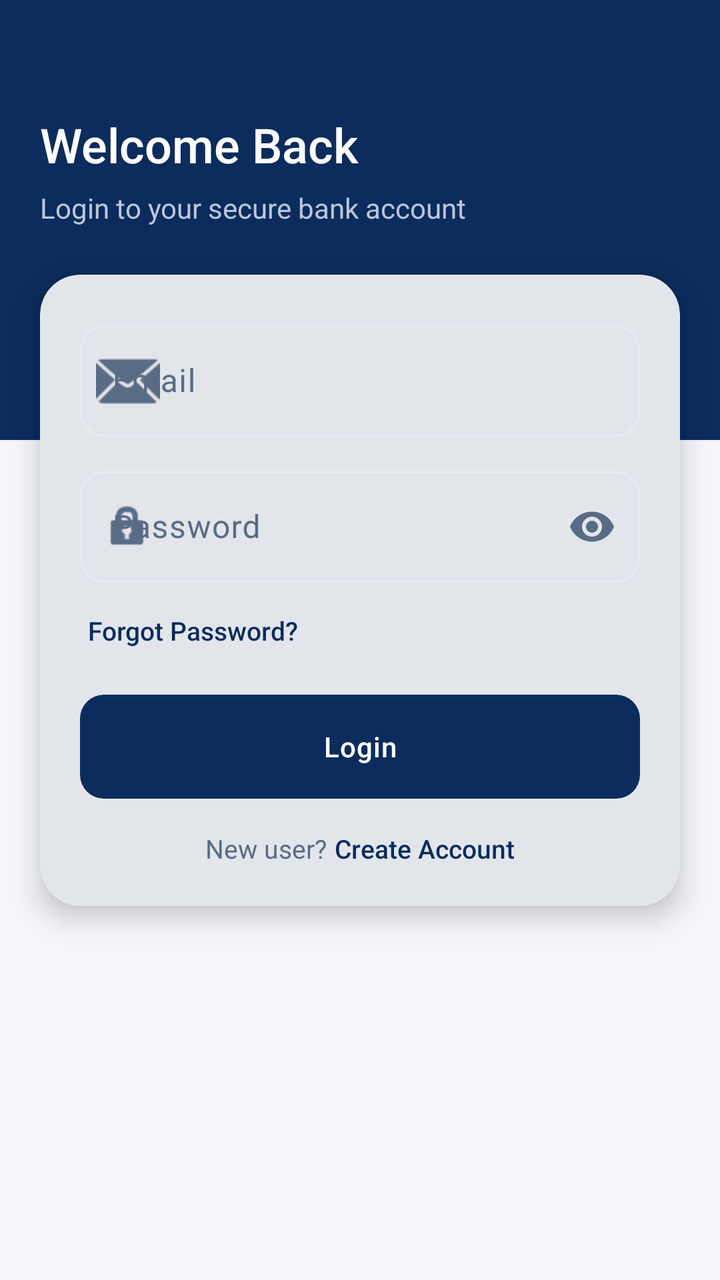
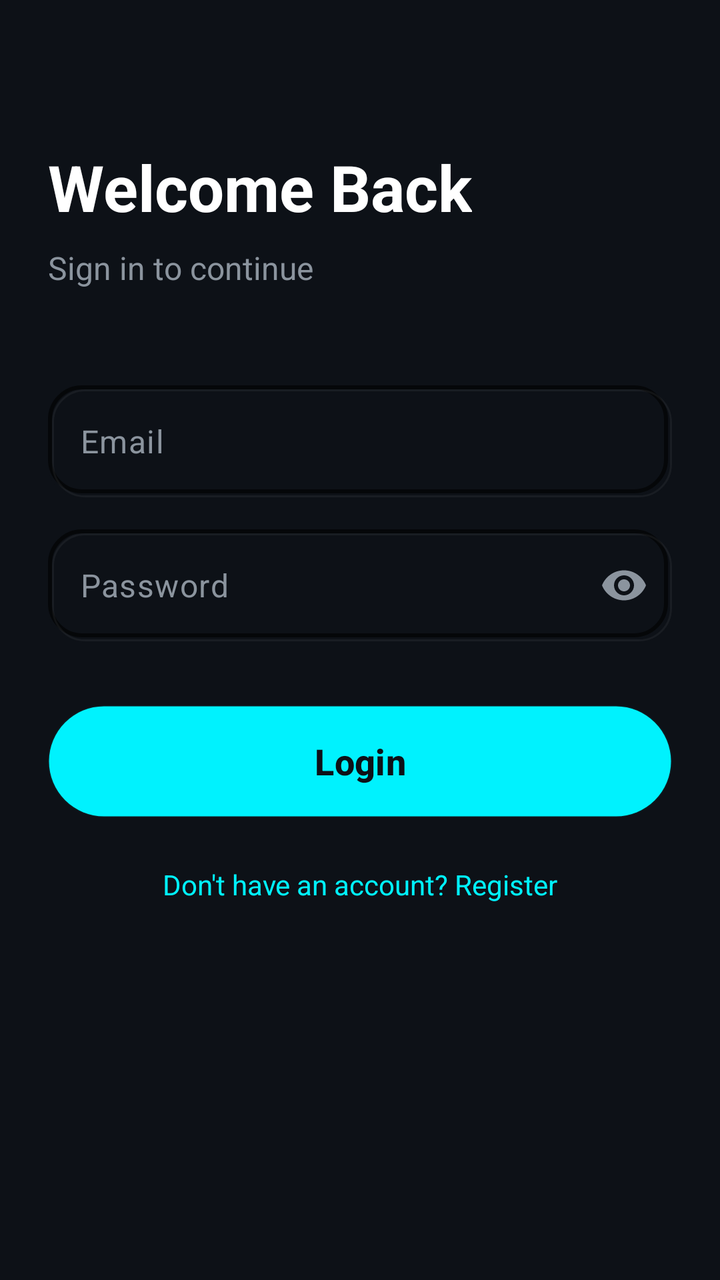

Screens rendered from an Android XML layout before and after an edit, with the pre-edit source and the edit as a unified diff.
<!-- AndroidManifest.xml: application theme Theme.EnSarkBank -->
<!-- res/layout/activity_login.xml -->
<?xml version="1.0" encoding="utf-8"?>
<androidx.constraintlayout.widget.ConstraintLayout xmlns:android="http://schemas.android.com/apk/res/android"
    xmlns:app="http://schemas.android.com/apk/res-auto"
    android:layout_width="match_parent"
    android:layout_height="match_parent"
    android:background="@color/background">

    <ScrollView
        android:layout_width="0dp"
        android:layout_height="0dp"
        android:fillViewport="true"
        app:layout_constraintBottom_toBottomOf="parent"
        app:layout_constraintEnd_toEndOf="parent"
        app:layout_constraintStart_toStartOf="parent"
        app:layout_constraintTop_toTopOf="parent">

        <androidx.constraintlayout.widget.ConstraintLayout
            android:layout_width="match_parent"
            android:layout_height="wrap_content"
            android:paddingBottom="24dp">

            <View
                android:id="@+id/backdrop"
                android:layout_width="0dp"
                android:layout_height="220dp"
                android:background="@color/brand_primary"
                app:layout_constraintEnd_toEndOf="parent"
                app:layout_constraintStart_toStartOf="parent"
                app:layout_constraintTop_toTopOf="parent" />

            <TextView
                android:id="@+id/title"
                android:layout_width="0dp"
                android:layout_height="wrap_content"
                android:layout_marginStart="@dimen/screen_margin"
                android:layout_marginEnd="@dimen/screen_margin"
                android:layout_marginTop="56dp"
                android:text="@string/welcome_back_title"
                android:textColor="@color/on_primary"
                android:textSize="24sp"
                android:fontFamily="sans-serif-medium"
                app:layout_constraintEnd_toEndOf="parent"
                app:layout_constraintStart_toStartOf="parent"
                app:layout_constraintTop_toTopOf="parent" />

            <TextView
                android:id="@+id/subtitle"
                android:layout_width="0dp"
                android:layout_height="wrap_content"
                android:layout_marginTop="6dp"
                android:text="@string/login_subtitle"
                android:textColor="@color/on_primary_muted"
                android:textSize="14sp"
                app:layout_constraintEnd_toEndOf="parent"
                app:layout_constraintStart_toStartOf="@id/title"
                app:layout_constraintTop_toBottomOf="@id/title" />

            <com.google.android.material.card.MaterialCardView
                style="@style/Widget.EnsarkBank.Card.Balance"
                android:layout_width="0dp"
                android:layout_height="wrap_content"
                android:layout_marginStart="@dimen/screen_margin"
                android:layout_marginEnd="@dimen/screen_margin"
                android:layout_marginTop="24dp"
                app:layout_constraintEnd_toEndOf="parent"
                app:layout_constraintStart_toStartOf="parent"
                app:layout_constraintTop_toBottomOf="@id/subtitle">

                <LinearLayout
                    android:layout_width="match_parent"
                    android:layout_height="wrap_content"
                    android:orientation="vertical">

                    <com.google.android.material.textfield.TextInputLayout
                        android:id="@+id/tilEmail"
                        style="@style/Widget.EnsarkBank.TextInputLayout"
                        android:layout_width="match_parent"
                        android:layout_height="wrap_content"
                        android:hint="@string/email"
                        app:startIconDrawable="@android:drawable/ic_dialog_email">

                        <com.google.android.material.textfield.TextInputEditText
                            android:id="@+id/etEmail"
                            android:layout_width="match_parent"
                            android:layout_height="wrap_content"
                            android:inputType="textEmailAddress" />
                    </com.google.android.material.textfield.TextInputLayout>

                    <com.google.android.material.textfield.TextInputLayout
                        android:id="@+id/tilPassword"
                        style="@style/Widget.EnsarkBank.TextInputLayout"
                        android:layout_width="match_parent"
                        android:layout_height="wrap_content"
                        android:layout_marginTop="12dp"
                        android:hint="@string/password"
                        app:endIconMode="password_toggle"
                        app:startIconDrawable="@android:drawable/ic_lock_idle_lock">

                        <com.google.android.material.textfield.TextInputEditText
                            android:id="@+id/etPassword"
                            android:layout_width="match_parent"
                            android:layout_height="wrap_content"
                            android:inputType="textPassword" />
                    </com.google.android.material.textfield.TextInputLayout>

                    <TextView
                        android:id="@+id/tvForgot"
                        android:layout_width="wrap_content"
                        android:layout_height="48dp"
                        android:gravity="center_vertical"
                        android:paddingStart="4dp"
                        android:text="@string/forgot_password"
                        android:textColor="@color/brand_primary"
                        android:textSize="13sp"
                        android:fontFamily="sans-serif-medium" />

                    <com.google.android.material.button.MaterialButton
                        android:id="@+id/btnLogin"
                        style="@style/Widget.EnsarkBank.Button.Primary"
                        android:layout_width="match_parent"
                        android:layout_height="wrap_content"
                        android:layout_marginTop="8dp"
                        android:text="@string/login" />

                    <LinearLayout
                        android:layout_width="match_parent"
                        android:layout_height="wrap_content"
                        android:gravity="center"
                        android:layout_marginTop="16dp"
                        android:orientation="horizontal">

                        <TextView
                            android:layout_width="wrap_content"
                            android:layout_height="wrap_content"
                            android:text="@string/new_user_prompt"
                            android:textColor="@color/text_secondary"
                            android:textSize="13sp" />

                        <TextView
                            android:id="@+id/tvRegister"
                            android:layout_width="wrap_content"
                            android:layout_height="wrap_content"
                            android:paddingStart="4dp"
                            android:text="@string/create_account"
                            android:textColor="@color/brand_primary"
                            android:textSize="13sp"
                            android:fontFamily="sans-serif-medium" />
                    </LinearLayout>

                </LinearLayout>
            </com.google.android.material.card.MaterialCardView>

        </androidx.constraintlayout.widget.ConstraintLayout>
    </ScrollView>

    <ProgressBar
        android:id="@+id/progress"
        android:layout_width="32dp"
        android:layout_height="32dp"
        android:visibility="gone"
        app:layout_constraintBottom_toBottomOf="parent"
        app:layout_constraintEnd_toEndOf="parent"
        app:layout_constraintStart_toStartOf="parent"
        app:layout_constraintTop_toTopOf="parent" />

</androidx.constraintlayout.widget.ConstraintLayout>
<!-- resources referenced by this layout -->
<resources>
  <color name="background">#F4F6FA</color>
  <color name="brand_primary">#0B2C5C</color>
  <color name="on_primary">#FFFFFF</color>
  <color name="on_primary_muted">#B9C6DC</color>
  <color name="text_secondary">#5A6B85</color>
  <dimen name="screen_margin">20dp</dimen>
  <string name="create_account">Create Account</string>
  <string name="forgot_password">Forgot Password?</string>
  <string name="login_subtitle">Login to your secure bank account</string>
  <string name="new_user_prompt">New user? </string>
  <string name="welcome_back_title">Welcome Back</string>
  <style name="Widget.EnsarkBank.Button.Primary">
          <item name="backgroundTint">@color/brand_primary</item>
          <item name="android:textColor">@color/on_primary</item>
      </style>
  <style name="Widget.EnsarkBank.Card.Balance">
          <item name="cardCornerRadius">@dimen/corner_hero</item>
          <item name="cardElevation">@dimen/elevation_hero</item>
          <item name="contentPadding">@dimen/card_padding_hero</item>
      </style>
  <style name="Widget.EnsarkBank.TextInputLayout" parent="Widget.Material3.TextInputLayout.OutlinedBox">
          <item name="boxCornerRadiusTopStart">@dimen/corner_input</item>
          <item name="boxCornerRadiusTopEnd">@dimen/corner_input</item>
          <item name="boxCornerRadiusBottomStart">@dimen/corner_input</item>
          <item name="boxCornerRadiusBottomEnd">@dimen/corner_input</item>
          <item name="boxStrokeColor">@color/text_input_stroke</item>
          <item name="boxStrokeErrorColor">@color/danger</item>
          <item name="hintTextColor">@color/brand_primary</item>
          <item name="android:minHeight">@dimen/input_height</item>
      </style>
  <style name="Theme.EnSarkBank" parent="Theme.Material3.Light.NoActionBar">
          
          <item name="colorPrimary">@color/brand_primary</item>
          <item name="colorOnPrimary">@color/on_primary</item>
          <item name="colorPrimaryContainer">@color/brand_primary_soft</item>
          <item name="colorOnPrimaryContainer">@color/brand_primary</item>
          <item name="colorSecondary">@color/brand_primary_light</item>
          <item name="colorOnSecondary">@color/on_primary</item>
          <item name="colorSecondaryContainer">@color/brand_primary_soft</item>
          <item name="colorOnSecondaryContainer">@color/brand_primary</item>
  
          
          <item name="android:colorBackground">@color/background</item>
          <item name="colorSurface">@color/surface</item>
          <item name="colorOnSurface">@color/text_primary</item>
          <item name="colorOnSurfaceVariant">@color/text_secondary</item>
          <item name="colorOutline">@color/divider</item>
          <item name="colorError">@color/danger</item>
  
          
          <item name="android:statusBarColor">@color/brand_primary</item>
          <item name="android:navigationBarColor">@color/surface</item>
          <item name="android:windowLightStatusBar">false</item>
          <item name="android:windowLightNavigationBar">false</item>
  
          
          <item name="materialCardViewStyle">@style/Widget.EnsarkBank.Card</item>
          <item name="textInputStyle">@style/Widget.EnsarkBank.TextInputLayout</item>
      </style>
  <dimen name="corner_hero">20dp</dimen>
  <dimen name="elevation_hero">8dp</dimen>
  <dimen name="card_padding_hero">20dp</dimen>
  <dimen name="corner_input">12dp</dimen>
  <color name="danger">#C4362E</color>
  <dimen name="input_height">56dp</dimen>
  <color name="brand_primary_soft">#1A0B2C5C</color>
  <color name="brand_primary_light">#1E4C8C</color>
  <color name="surface">#FFFFFF</color>
  <color name="text_primary">#12203D</color>
  <color name="divider">#E7EBF3</color>
  <style name="Widget.EnsarkBank.Card" parent="Widget.Material3.CardView.Elevated">
          <item name="cardCornerRadius">@dimen/corner_card</item>
          <item name="cardElevation">@dimen/elevation_card</item>
          <item name="cardBackgroundColor">@color/surface</item>
          <item name="rippleColor">@color/brand_primary_soft</item>
          <item name="contentPadding">@dimen/card_padding</item>
          <item name="android:clickable">true</item>
          <item name="android:focusable">true</item>
      </style>
  <dimen name="corner_card">16dp</dimen>
  <dimen name="elevation_card">2dp</dimen>
  <dimen name="card_padding">16dp</dimen>
  <!-- unchanged entries left out for length: 3 -->
</resources>

<!-- the commit's change to res/layout/activity_login.xml (unified diff, before → after) -->
@@ -3,164 +3,103 @@
     xmlns:app="http://schemas.android.com/apk/res-auto"
     android:layout_width="match_parent"
     android:layout_height="match_parent"
-    android:background="@color/background">
+    android:background="@color/primary_background"
+    android:padding="24dp">
 
-    <ScrollView
-        android:layout_width="0dp"
-        android:layout_height="0dp"
-        android:fillViewport="true"
-        app:layout_constraintBottom_toBottomOf="parent"
-        app:layout_constraintEnd_toEndOf="parent"
-        app:layout_constraintStart_toStartOf="parent"
-        app:layout_constraintTop_toTopOf="parent">
-
-        <androidx.constraintlayout.widget.ConstraintLayout
-            android:layout_width="match_parent"
-            android:layout_height="wrap_content"
-            android:paddingBottom="24dp">
-
-            <View
-                android:id="@+id/backdrop"
-                android:layout_width="0dp"
-                android:layout_height="220dp"
-                android:background="@color/brand_primary"
-                app:layout_constraintEnd_toEndOf="parent"
-                app:layout_constraintStart_toStartOf="parent"
-                app:layout_constraintTop_toTopOf="parent" />
-
-            <TextView
-                android:id="@+id/title"
-                android:layout_width="0dp"
-                android:layout_height="wrap_content"
-                android:layout_marginStart="@dimen/screen_margin"
-                android:layout_marginEnd="@dimen/screen_margin"
-                android:layout_marginTop="56dp"
-                android:text="@string/welcome_back_title"
-                android:textColor="@color/on_primary"
-                android:textSize="24sp"
-                android:fontFamily="sans-serif-medium"
-                app:layout_constraintEnd_toEndOf="parent"
-                app:layout_constraintStart_toStartOf="parent"
-                app:layout_constraintTop_toTopOf="parent" />
-
-            <TextView
-                android:id="@+id/subtitle"
-                android:layout_width="0dp"
-                android:layout_height="wrap_content"
-                android:layout_marginTop="6dp"
-                android:text="@string/login_subtitle"
-                android:textColor="@color/on_primary_muted"
-                android:textSize="14sp"
-                app:layout_constraintEnd_toEndOf="parent"
-                app:layout_constraintStart_toStartOf="@id/title"
-                app:layout_constraintTop_toBottomOf="@id/title" />
-
-            <com.google.android.material.card.MaterialCardView
-                style="@style/Widget.EnsarkBank.Card.Balance"
-                android:layout_width="0dp"
-                android:layout_height="wrap_content"
-                android:layout_marginStart="@dimen/screen_margin"
-                android:layout_marginEnd="@dimen/screen_margin"
-                android:layout_marginTop="24dp"
-                app:layout_constraintEnd_toEndOf="parent"
-                app:layout_constraintStart_toStartOf="parent"
-                app:layout_constraintTop_toBottomOf="@id/subtitle">
-
-                <LinearLayout
-                    android:layout_width="match_parent"
-                    android:layout_height="wrap_content"
-                    android:orientation="vertical">
-
-                    <com.google.android.material.textfield.TextInputLayout
-                        android:id="@+id/tilEmail"
-                        style="@style/Widget.EnsarkBank.TextInputLayout"
-                        android:layout_width="match_parent"
-                        android:layout_height="wrap_content"
-                        android:hint="@string/email"
-                        app:startIconDrawable="@android:drawable/ic_dialog_email">
-
-                        <com.google.android.material.textfield.TextInputEditText
-                            android:id="@+id/etEmail"
-                            android:layout_width="match_parent"
-                            android:layout_height="wrap_content"
-                            android:inputType="textEmailAddress" />
-                    </com.google.android.material.textfield.TextInputLayout>
-
-                    <com.google.android.material.textfield.TextInputLayout
-                        android:id="@+id/tilPassword"
-                        style="@style/Widget.EnsarkBank.TextInputLayout"
-                        android:layout_width="match_parent"
-                        android:layout_height="wrap_content"
-                        android:layout_marginTop="12dp"
-                        android:hint="@string/password"
-                        app:endIconMode="password_toggle"
-                        app:startIconDrawable="@android:drawable/ic_lock_idle_lock">
-
-                        <com.google.android.material.textfield.TextInputEditText
-                            android:id="@+id/etPassword"
-                            android:layout_width="match_parent"
-                            android:layout_height="wrap_content"
-                            android:inputType="textPassword" />
-                    </com.google.android.material.textfield.TextInputLayout>
-
-                    <TextView
-                        android:id="@+id/tvForgot"
-                        android:layout_width="wrap_content"
-                        android:layout_height="48dp"
-                        android:gravity="center_vertical"
-                        android:paddingStart="4dp"
-                        android:text="@string/forgot_password"
-                        android:textColor="@color/brand_primary"
-                        android:textSize="13sp"
-                        android:fontFamily="sans-serif-medium" />
-
-                    <com.google.android.material.button.MaterialButton
-                        android:id="@+id/btnLogin"
-                        style="@style/Widget.EnsarkBank.Button.Primary"
-                        android:layout_width="match_parent"
-                        android:layout_height="wrap_content"
-                        android:layout_marginTop="8dp"
-                        android:text="@string/login" />
-
-                    <LinearLayout
-                        android:layout_width="match_parent"
-                        android:layout_height="wrap_content"
-                        android:gravity="center"
-                        android:layout_marginTop="16dp"
-                        android:orientation="horizontal">
-
-                        <TextView
-                            android:layout_width="wrap_content"
-                            android:layout_height="wrap_content"
-                            android:text="@string/new_user_prompt"
-                            android:textColor="@color/text_secondary"
-                            android:textSize="13sp" />
-
-                        <TextView
-                            android:id="@+id/tvRegister"
-                            android:layout_width="wrap_content"
-                            android:layout_height="wrap_content"
-                            android:paddingStart="4dp"
-                            android:text="@string/create_account"
-                            android:textColor="@color/brand_primary"
-                            android:textSize="13sp"
-                            android:fontFamily="sans-serif-medium" />
-                    </LinearLayout>
-
-                </LinearLayout>
-            </com.google.android.material.card.MaterialCardView>
-
-        </androidx.constraintlayout.widget.ConstraintLayout>
-    </ScrollView>
-
-    <ProgressBar
-        android:id="@+id/progress"
-        android:layout_width="32dp"
-        android:layout_height="32dp"
-        android:visibility="gone"
-        app:layout_constraintBottom_toBottomOf="parent"
-        app:layout_constraintEnd_toEndOf="parent"
+    <TextView
+        android:id="@+id/welcomeTitle"
+        android:layout_width="wrap_content"
+        android:layout_height="wrap_content"
+        android:layout_marginTop="48dp"
+        android:text="@string/welcome_back"
+        android:textColor="@color/text_primary"
+        android:textSize="32sp"
+        android:textStyle="bold"
         app:layout_constraintStart_toStartOf="parent"
         app:layout_constraintTop_toTopOf="parent" />
 
+    <TextView
+        android:id="@+id/subtitle"
+        android:layout_width="wrap_content"
+        android:layout_height="wrap_content"
+        android:layout_marginTop="8dp"
+        android:text="@string/sign_in_to_continue"
+        android:textColor="@color/text_secondary"
+        android:textSize="16sp"
+        app:layout_constraintStart_toStartOf="parent"
+        app:layout_constraintTop_toBottomOf="@id/welcomeTitle" />
+
+    <LinearLayout
+        android:id="@+id/inputContainer"
+        android:layout_width="match_parent"
+        android:layout_height="wrap_content"
+        android:layout_marginTop="48dp"
+        android:orientation="vertical"
+        app:layout_constraintTop_toBottomOf="@id/subtitle">
+
+        
+        <com.google.android.material.textfield.TextInputLayout
+            android:layout_width="match_parent"
+            android:layout_height="wrap_content"
+            android:layout_marginBottom="16dp"
+            app:hintEnabled="false">
+
+            <com.google.android.material.textfield.TextInputEditText
+                android:id="@+id/emailEditText"
+                android:layout_width="match_parent"
+                android:layout_height="56dp"
+                android:background="@drawable/neumorphic_recessed"
+                android:hint="@string/email"
+                android:inputType="textEmailAddress"
+                android:padding="16dp"
+                android:textColor="@color/text_primary"
+                android:textColorHint="@color/text_secondary" />
+        </com.google.android.material.textfield.TextInputLayout>
+
+        
+        <com.google.android.material.textfield.TextInputLayout
+            android:layout_width="match_parent"
+            android:layout_height="wrap_content"
+            app:hintEnabled="false"
+            app:passwordToggleEnabled="true"
+            app:passwordToggleTint="@color/text_secondary">
+
+            <com.google.android.material.textfield.TextInputEditText
+                android:id="@+id/passwordEditText"
+                android:layout_width="match_parent"
+                android:layout_height="56dp"
+                android:background="@drawable/neumorphic_recessed"
+                android:hint="@string/password"
+                android:inputType="textPassword"
+                android:padding="16dp"
+                android:textColor="@color/text_primary"
+                android:textColorHint="@color/text_secondary" />
+        </com.google.android.material.textfield.TextInputLayout>
+
+    </LinearLayout>
+
+    <Button
+        android:id="@+id/loginButton"
+        android:layout_width="match_parent"
+        android:layout_height="56dp"
+        android:layout_marginTop="32dp"
+        android:background="@drawable/neumorphic_button_selector"
+        android:text="@string/login"
+        android:textAllCaps="false"
+        android:textColor="@color/primary_background"
+        android:textSize="18sp"
+        android:textStyle="bold"
+        app:layout_constraintTop_toBottomOf="@id/inputContainer" />
+
+    <TextView
+        android:id="@+id/registerLink"
+        android:layout_width="wrap_content"
+        android:layout_height="wrap_content"
+        android:layout_marginTop="24dp"
+        android:text="Don't have an account? Register"
+        android:textColor="@color/electric_cyan"
+        app:layout_constraintEnd_toEndOf="parent"
+        app:layout_constraintStart_toStartOf="parent"
+        app:layout_constraintTop_toBottomOf="@id/loginButton" />
+
 </androidx.constraintlayout.widget.ConstraintLayout>
<!-- resource entries referenced after the edit -->
@@ -1,87 +1,105 @@
 <!-- resources referenced by this layout -->
 <resources>
-  <color name="background">#F4F6FA</color>
-  <color name="brand_primary">#0B2C5C</color>
-  <color name="on_primary">#FFFFFF</color>
-  <color name="on_primary_muted">#B9C6DC</color>
-  <color name="text_secondary">#5A6B85</color>
-  <dimen name="screen_margin">20dp</dimen>
-  <string name="create_account">Create Account</string>
-  <string name="forgot_password">Forgot Password?</string>
-  <string name="login_subtitle">Login to your secure bank account</string>
-  <string name="new_user_prompt">New user? </string>
-  <string name="welcome_back_title">Welcome Back</string>
-  <style name="Widget.EnsarkBank.Button.Primary">
-          <item name="backgroundTint">@color/brand_primary</item>
-          <item name="android:textColor">@color/on_primary</item>
-      </style>
-  <style name="Widget.EnsarkBank.Card.Balance">
-          <item name="cardCornerRadius">@dimen/corner_hero</item>
-          <item name="cardElevation">@dimen/elevation_hero</item>
-          <item name="contentPadding">@dimen/card_padding_hero</item>
-      </style>
-  <style name="Widget.EnsarkBank.TextInputLayout" parent="Widget.Material3.TextInputLayout.OutlinedBox">
-          <item name="boxCornerRadiusTopStart">@dimen/corner_input</item>
-          <item name="boxCornerRadiusTopEnd">@dimen/corner_input</item>
-          <item name="boxCornerRadiusBottomStart">@dimen/corner_input</item>
-          <item name="boxCornerRadiusBottomEnd">@dimen/corner_input</item>
-          <item name="boxStrokeColor">@color/text_input_stroke</item>
-          <item name="boxStrokeErrorColor">@color/danger</item>
-          <item name="hintTextColor">@color/brand_primary</item>
-          <item name="android:minHeight">@dimen/input_height</item>
-      </style>
-  <style name="Theme.EnSarkBank" parent="Theme.Material3.Light.NoActionBar">
+  <color name="electric_cyan">#00F2FE</color>
+  <color name="primary_background">#0D1117</color>
+  <color name="text_secondary">#8B949E</color>
+  <!-- drawable neumorphic_button_selector (drawable) -->
+  <?xml version="1.0" encoding="utf-8"?>
+  <selector xmlns:android="http://schemas.android.com/apk/res/android">
+      
+      <item android:state_pressed="true">
+          <layer-list>
+              <item>
+                  <shape>
+                      <corners android:radius="999dp" />
+                      <solid android:color="@color/shadow_cyan" />
+                  </shape>
+              </item>
+              <item android:bottom="2dp" android:left="2dp" android:right="2dp" android:top="2dp">
+                  <shape>
+                      <corners android:radius="999dp" />
+                      <solid android:color="@color/electric_cyan" />
+                  </shape>
+              </item>
+          </layer-list>
+      </item>
+  
+      
+      <item>
+          <layer-list>
+              <item>
+                  <shape>
+                      <corners android:radius="999dp" />
+                      <solid android:color="@color/surface_background" />
+                      <stroke android:width="1dp" android:color="@color/shadow_light" />
+                  </shape>
+              </item>
+          </layer-list>
+      </item>
+  </selector>
+  <!-- drawable neumorphic_recessed (drawable) -->
+  <?xml version="1.0" encoding="utf-8"?>
+  <layer-list xmlns:android="http://schemas.android.com/apk/res/android">
+      
+      <item>
+          <shape>
+              <corners android:radius="16dp" />
+              <solid android:color="@color/primary_background" />
+          </shape>
+      </item>
+  
+      
+      <item
+          android:bottom="2dp"
+          android:right="2dp">
+          <shape>
+              <corners android:radius="16dp" />
+              <stroke
+                  android:width="2dp"
+                  android:color="@color/shadow_dark" />
+          </shape>
+      </item>
+  
+      
+      <item
+          android:top="2dp"
+          android:left="2dp">
+          <shape>
+              <corners android:radius="16dp" />
+              <stroke
+                  android:width="1dp"
+                  android:color="@color/shadow_light" />
+          </shape>
+      </item>
+  </layer-list>
+  <string name="sign_in_to_continue">Sign in to continue</string>
+  <string name="welcome_back">Welcome Back</string>
+  <style name="Theme.EnSarkBank" parent="Theme.Material3.DayNight.NoActionBar">
           
-          <item name="colorPrimary">@color/brand_primary</item>
-          <item name="colorOnPrimary">@color/on_primary</item>
-          <item name="colorPrimaryContainer">@color/brand_primary_soft</item>
-          <item name="colorOnPrimaryContainer">@color/brand_primary</item>
-          <item name="colorSecondary">@color/brand_primary_light</item>
-          <item name="colorOnSecondary">@color/on_primary</item>
-          <item name="colorSecondaryContainer">@color/brand_primary_soft</item>
-          <item name="colorOnSecondaryContainer">@color/brand_primary</item>
+          <item name="colorPrimary">@color/electric_cyan</item>
+          <item name="colorOnPrimary">@color/primary_background</item>
+          <item name="colorSecondary">@color/neon_blue</item>
+          <item name="colorOnSecondary">@color/white</item>
+          <item name="colorTertiary">@color/mint_green</item>
+          <item name="colorOnTertiary">@color/white</item>
   
           
-          <item name="android:colorBackground">@color/background</item>
-          <item name="colorSurface">@color/surface</item>
-          <item name="colorOnSurface">@color/text_primary</item>
-          <item name="colorOnSurfaceVariant">@color/text_secondary</item>
-          <item name="colorOutline">@color/divider</item>
-          <item name="colorError">@color/danger</item>
+          <item name="android:statusBarColor">@color/primary_background</item>
+          <item name="android:windowLightStatusBar">false</item>
   
           
-          <item name="android:statusBarColor">@color/brand_primary</item>
-          <item name="android:navigationBarColor">@color/surface</item>
-          <item name="android:windowLightStatusBar">false</item>
-          <item name="android:windowLightNavigationBar">false</item>
-  
-          
-          <item name="materialCardViewStyle">@style/Widget.EnsarkBank.Card</item>
-          <item name="textInputStyle">@style/Widget.EnsarkBank.TextInputLayout</item>
+          <item name="android:windowBackground">@color/primary_background</item>
+          <item name="android:textColorPrimary">@color/text_primary</item>
+          <item name="android:textColorSecondary">@color/text_secondary</item>
       </style>
-  <dimen name="corner_hero">20dp</dimen>
-  <dimen name="elevation_hero">8dp</dimen>
-  <dimen name="card_padding_hero">20dp</dimen>
-  <dimen name="corner_input">12dp</dimen>
-  <color name="danger">#C4362E</color>
-  <dimen name="input_height">56dp</dimen>
-  <color name="brand_primary_soft">#1A0B2C5C</color>
-  <color name="brand_primary_light">#1E4C8C</color>
-  <color name="surface">#FFFFFF</color>
-  <color name="text_primary">#12203D</color>
-  <color name="divider">#E7EBF3</color>
-  <style name="Widget.EnsarkBank.Card" parent="Widget.Material3.CardView.Elevated">
-          <item name="cardCornerRadius">@dimen/corner_card</item>
-          <item name="cardElevation">@dimen/elevation_card</item>
-          <item name="cardBackgroundColor">@color/surface</item>
-          <item name="rippleColor">@color/brand_primary_soft</item>
-          <item name="contentPadding">@dimen/card_padding</item>
-          <item name="android:clickable">true</item>
-          <item name="android:focusable">true</item>
-      </style>
-  <dimen name="corner_card">16dp</dimen>
-  <dimen name="elevation_card">2dp</dimen>
-  <dimen name="card_padding">16dp</dimen>
+  <color name="shadow_cyan">#6600F2FE</color>
+  <color name="surface_background">#161B22</color>
+  <color name="shadow_light">#0DFFFFFF</color>
+  <color name="shadow_dark">#99000000</color>
+  <color name="neon_blue">#4FACFE</color>
+  <color name="white">#FFFFFFFF</color>
+  <color name="mint_green">#00FF87</color>
+  <color name="text_primary">#FFFFFF</color>
   <!-- unchanged entries left out for length: 3 -->
 </resources>
 
